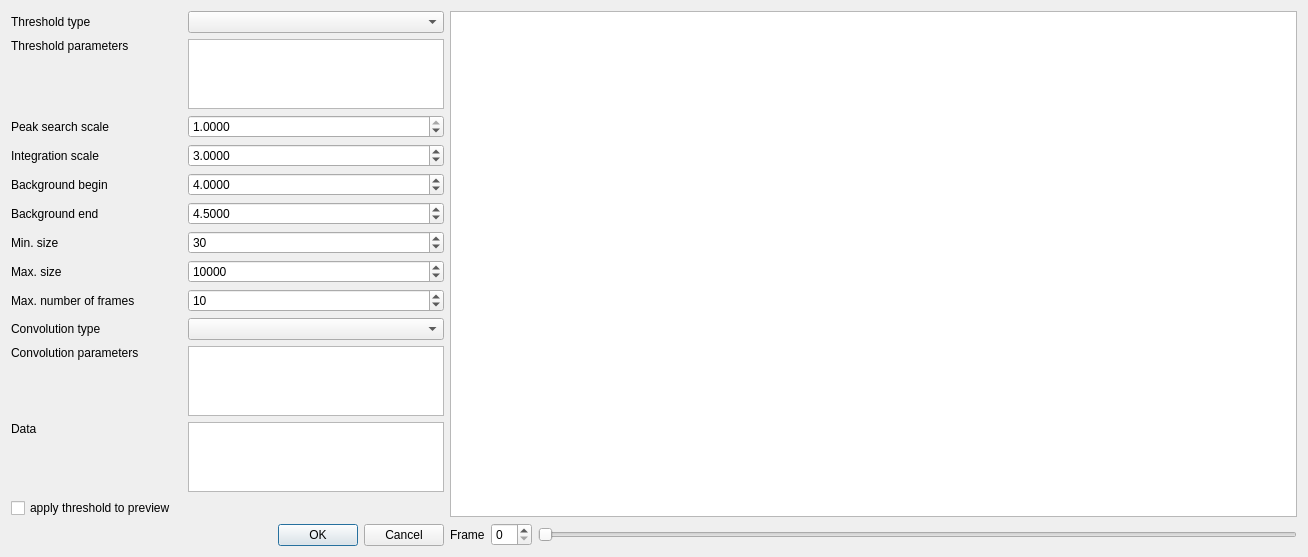
The window that apps/nsxqt/ui/DialogPeakFind.ui (k61n/openhkl) describes before a commit, drawn with Qt 5.
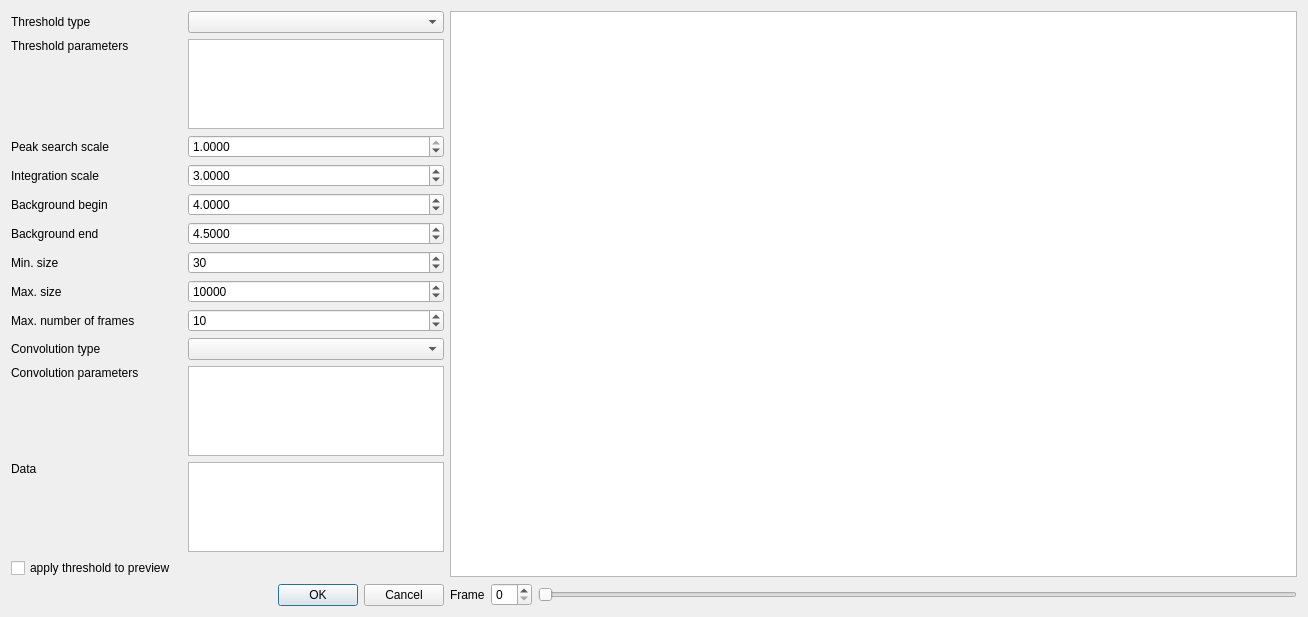
The same window after the commit.

Commit message: the PeakFind dialog is now resizable

```diff
--- a/apps/nsxqt/ui/DialogPeakFind.ui
+++ b/apps/nsxqt/ui/DialogPeakFind.ui
@@ -7,13 +7,13 @@
     <x>0</x>
     <y>0</y>
     <width>1308</width>
-    <height>551</height>
+    <height>617</height>
    </rect>
   </property>
   <property name="sizePolicy">
-   <sizepolicy hsizetype="Preferred" vsizetype="Preferred">
-    <horstretch>0</horstretch>
-    <verstretch>0</verstretch>
+   <sizepolicy hsizetype="Expanding" vsizetype="Expanding">
+    <horstretch>1</horstretch>
+    <verstretch>1</verstretch>
    </sizepolicy>
   </property>
   <property name="windowTitle">
```
The commit also changes 3 other files.
